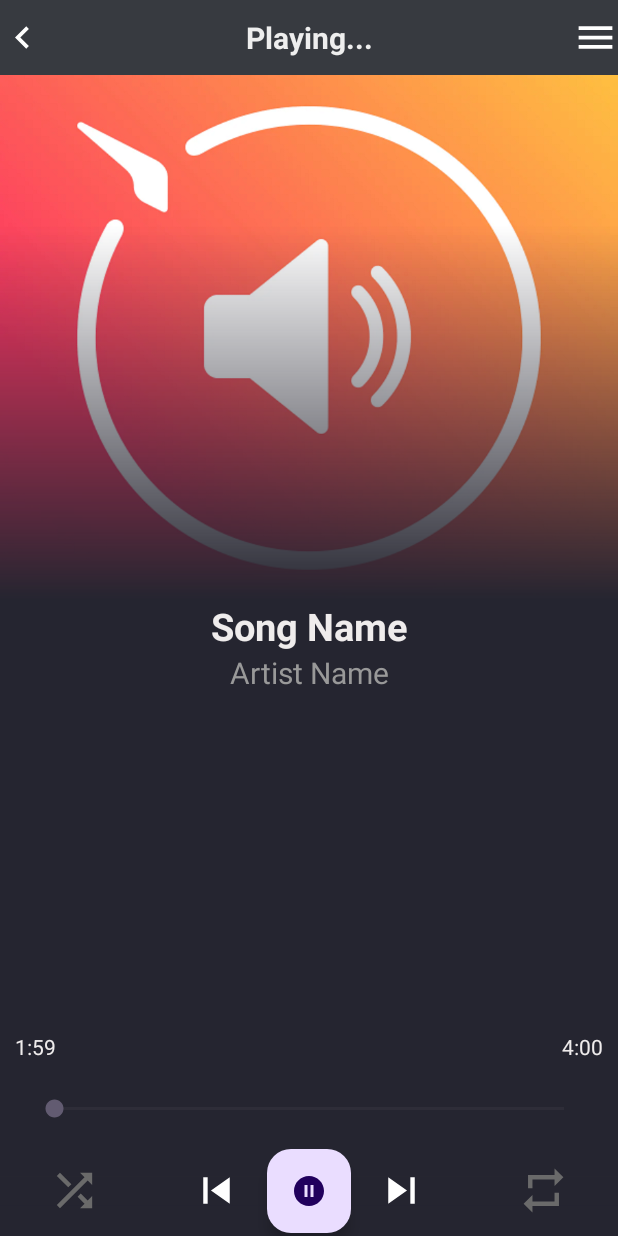
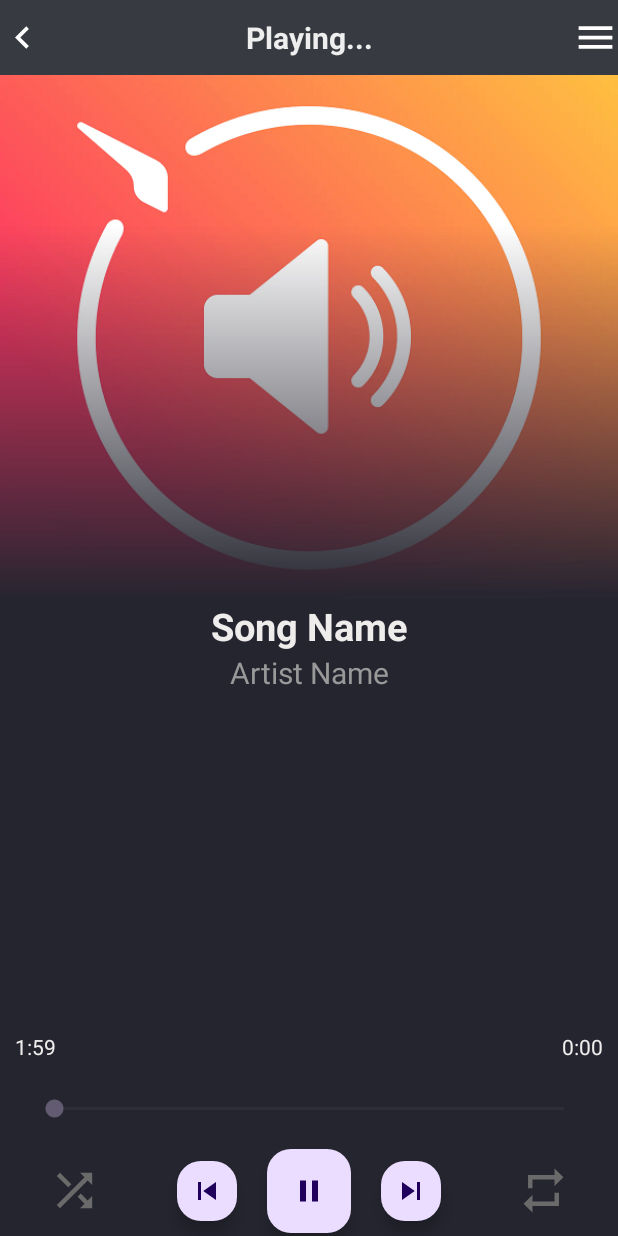
Before and after one commit to shahriar-hd/KhaneBozorgPlayer, an Android app: the PlayerActivity screen opened directly, with no data from a screen before it, on a phone screen of 412 x 824 dp. Run offline under Robolectric (Android 15) with nearby library versions, the light colour scheme and no system bars; 7 statements that could not run were skipped.

Commit message:
Part 6, players bottun configuration. June 10 2024 10:17

```diff
--- a/app/src/main/java/ir/ac/kut/khanebozorgplayer/PlayerActivity.java
+++ b/app/src/main/java/ir/ac/kut/khanebozorgplayer/PlayerActivity.java
@@ -2,10 +2,12 @@ package ir.ac.kut.khanebozorgplayer;
 
 import static ir.ac.kut.khanebozorgplayer.MainActivity.audioFiles;
 
+import android.media.MediaMetadataRetriever;
 import android.media.MediaPlayer;
 import android.net.Uri;
 import android.os.Bundle;
 import android.os.Handler;
+import android.view.View;
 import android.widget.ImageView;
 import android.widget.SeekBar;
 import android.widget.TextView;
@@ -16,6 +18,7 @@ import androidx.core.graphics.Insets;
 import androidx.core.view.ViewCompat;
 import androidx.core.view.WindowInsetsCompat;
 
+import com.bumptech.glide.Glide;
 import com.google.android.material.floatingactionbutton.FloatingActionButton;
 
 import java.util.ArrayList;
@@ -23,14 +26,15 @@ import java.util.ArrayList;
 public class PlayerActivity extends AppCompatActivity {
 
     TextView song_name, artist_name, duration_played, duration_total;
-    ImageView cover_art, next_botton, previos_button, back_button, shuffle_button, reapeat_button;
-    FloatingActionButton play_button;
+    ImageView cover_art, back_button, shuffle_button, reapeat_button;
+    FloatingActionButton play_button, next_botton, previos_button;
     SeekBar seekBar;
     int position = -1;
     static ArrayList<AudioFiles> listSongs = new ArrayList<>();
     static Uri uri;
     static MediaPlayer mediaPlayer;
     private Handler handler = new Handler();
+    private Thread playThread, prevThread, nextThread;
     @Override
     protected void onCreate(Bundle savedInstanceState) {
         super.onCreate(savedInstanceState);
@@ -38,6 +42,7 @@ public class PlayerActivity extends AppCompatActivity {
         setContentView(R.layout.activity_player);
         initViews();
         getIntentMethod();
+        metaDate(uri);
         seekBar.setOnSeekBarChangeListener(new SeekBar.OnSeekBarChangeListener() {
             @Override
             public void onProgressChanged(SeekBar seekBar, int progress, boolean fromUser) {
@@ -61,13 +66,119 @@ public class PlayerActivity extends AppCompatActivity {
             public void run() {
                 if (mediaPlayer != null) {
 
-                    seekBar.setProgress(mediaPlayer.getCurrentPosition() / 1000);
+                    int currentPosition = mediaPlayer.getCurrentPosition() / 1000;
+                    seekBar.setProgress(currentPosition);
                     //TODO: set duration
-                    //duration_played.setText(formattedTime(mediaPlayer.getCurrentPosition() / 1000));
+                    duration_played.setText(formattedTime(currentPosition));
                 }
                 handler.postDelayed(this, 1000);
             }
         });
+    }
+
+
+    @Override
+    protected void onResume() {
+        playThreadBotton();
+        prevThreadBotton();
+        nextThreadBotton();
+        super.onResume();
+    }
+
+    private void nextThreadBotton() {
+        nextThread = new Thread(){
+            @Override
+            public void run() {
+                super.run();
+                next_botton.setOnClickListener(new View.OnClickListener() {
+                    @Override
+                    public void onClick(View v) {
+                        nextBottonClick();
+                    }
+                });
+            }
+        };
+        nextThread.start();
+    }
+
+    private void nextBottonClick() {
+        if (mediaPlayer.isPlaying()) {
+            mediaPlayer.stop();
+            mediaPlayer.release();
+        }
+        if (position == listSongs.size() - 1) {
+            position = 0;
+        } else {
+            position++;
+        }
+        uri = Uri.parse(listSongs.get(position).getPath());
+        mediaPlayer = MediaPlayer.create(getApplicationContext(), uri);
+        mediaPlayer.start();
+        metaDate(uri);
+        seekBar.setMax(mediaPlayer.getDuration() / 1000);
+        play_button.setImageResource(R.drawable.icon_pause);
+    }
+
+    private void prevThreadBotton() {
+        prevThread = new Thread(){
+            @Override
+            public void run() {
+                super.run();
+                previos_button.setOnClickListener(new View.OnClickListener() {
+                    @Override
+                    public void onClick(View v) {
+                        prevBottonClick();
+                    }
+                });
+            }
+        };
+        prevThread.start();
+    }
+
+    private void prevBottonClick() {
+        if (mediaPlayer.isPlaying()) {
+            mediaPlayer.stop();
+            mediaPlayer.release();
+        }
+        if (position == 0) {
+            position = listSongs.size() - 1;
+        } else {
+            position--;
+        }
+        uri = Uri.parse(listSongs.get(position).getPath());
+        mediaPlayer = MediaPlayer.create(getApplicationContext(), uri);
+        mediaPlayer.start();
+        metaDate(uri);
+        seekBar.setMax(mediaPlayer.getDuration() / 1000);
+        play_button.setImageResource(R.drawable.icon_pause);
+    }
+
+    private void playThreadBotton() {
+        playThread = new Thread(){
+            @Override
+            public void run() {
+                super.run();
+                play_button.setOnClickListener(new View.OnClickListener() {
+                    @Override
+                    public void onClick(View v) {
+                        playPauseBotton();
+                    }
+                });
+            }
+        };
+        playThread.start();
+    }
+
+    private void playPauseBotton() {
+        if (mediaPlayer.isPlaying()) {
+            mediaPlayer.pause();
+            seekBar.setMax(mediaPlayer.getDuration() / 1000);
+            play_button.setImageResource(R.drawable.icon_play);
+        } else {
+            play_button.setImageResource(R.drawable.icon_pause);
+            mediaPlayer.start();
+            seekBar.setMax(mediaPlayer.getDuration() / 1000);
+        }
     }
 
     private String formattedTime(int aCurrentPosition) {
@@ -103,6 +214,7 @@ public class PlayerActivity extends AppCompatActivity {
             mediaPlayer.start();
         }
         seekBar.setMax(mediaPlayer.getDuration() / 1000);
+        metaDate(uri);
 
     }
 
@@ -117,7 +229,24 @@ public class PlayerActivity extends AppCompatActivity {
         reapeat_button = findViewById(R.id.repeat);
         play_button = findViewById(R.id.play_puase);
         seekBar = findViewById(R.id.seek_bar);
+        duration_played = findViewById(R.id.duration_played);
+        duration_total = findViewById(R.id.duration);
 
 
     }
+
+    private void metaDate(Uri uri) {
+        MediaMetadataRetriever retriever = new MediaMetadataRetriever();
+        retriever.setDataSource(uri.toString());
+        int durationTotal = Integer.parseInt(listSongs.get(position).getDuration());
+        duration_total.setText(formattedTime(durationTotal / 1000));
+        byte[] art = retriever.getEmbeddedPicture();
+        if (art != null) {
+            Glide.with(this).asBitmap().load(art).into(cover_art);
+            } else {
+            Glide.with(this).load(R.drawable.defualt).into(cover_art);
+        }
+        song_name.setText(listSongs.get(position).getTitle());
+        artist_name.setText(listSongs.get(position).getArtist());
+    }
 }
--- a/app/src/main/res/drawable/icon_pause.xml
+++ b/app/src/main/res/drawable/icon_pause.xml
@@ -1,5 +1,5 @@
 <vector xmlns:android="http://schemas.android.com/apk/res/android" android:height="24dp" android:tint="#FFFFFF" android:viewportHeight="24" android:viewportWidth="24" android:width="24dp">
 
-    <path android:fillColor="@android:color/white" android:pathData="M12,2C6.48,2 2,6.48 2,12s4.48,10 10,10s10,-4.48 10,-10S17.52,2 12,2zM11,16H9V8h2V16zM15,16h-2V8h2V16z"/>
+    <path android:fillColor="@android:color/white" android:pathData="M6,19h4L10,5L6,5v14zM14,5v14h4L18,5h-4z"/>
 
 </vector>
--- a/app/src/main/res/layout/activity_player.xml
+++ b/app/src/main/res/layout/activity_player.xml
@@ -114,16 +114,20 @@
             android:src="@drawable/icon_shuffle_off"
             android:layout_centerVertical="true"
             android:layout_alignParentStart="true"
-            android:layout_marginStart="32dp"/>
+            android:layout_marginStart="32dp"
+            android:clickable="true"/>
 
-        <ImageView
-            android:layout_width="35dp"
-            android:layout_height="35dp"
+        <com.google.android.material.floatingactionbutton.FloatingActionButton
+            android:layout_width="wrap_content"
+            android:layout_height="wrap_content"
             android:id="@+id/previous"
             android:src="@drawable/icon_previous"
+            android:layout_toStartOf="@+id/play_puase"
+            android:layout_marginEnd="16dp"
             android:layout_centerVertical="true"
-            android:layout_toStartOf="@+id/play_puase"
-            android:layout_marginEnd="16dp"/>
+            android:focusable="true"
+            android:clickable="true"
+            app:fabCustomSize="40dp"/>
 
         <com.google.android.material.floatingactionbutton.FloatingActionButton
             android:layout_width="wrap_content"
@@ -135,14 +139,17 @@
             android:focusable="true"
             android:clickable="true"/>
 
-        <ImageView
-            android:layout_width="35dp"
-            android:layout_height="35dp"
+        <com.google.android.material.floatingactionbutton.FloatingActionButton
+            android:layout_width="wrap_content"
+            android:layout_height="wrap_content"
             android:id="@+id/next"
             android:src="@drawable/icon_next"
+            android:layout_toEndOf="@+id/play_puase"
+            android:layout_marginStart="16dp"
             android:layout_centerVertical="true"
-            android:layout_toEndOf="@+id/play_puase"
-            android:layout_marginStart="16dp"/>
+            android:focusable="true"
+            android:clickable="true"
+            app:fabCustomSize="40dp"/>
 
         <ImageView
             android:layout_width="35dp"
@@ -152,7 +159,8 @@
             android:layout_centerVertical="true"
             android:layout_toStartOf="@+id/play_puase"
             android:layout_alignParentEnd="true"
-            android:layout_marginEnd="32dp"/>
+            android:layout_marginEnd="32dp"
+            android:clickable="true"/>
 
     </RelativeLayout>
 
```
